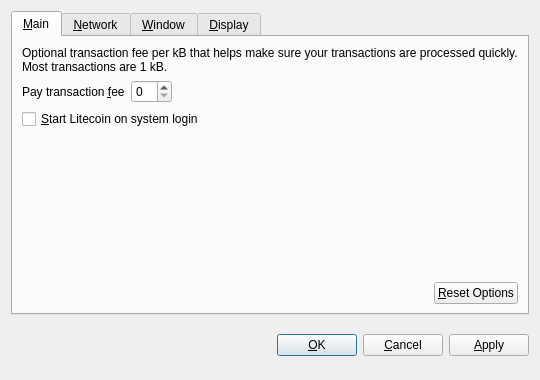
Old version of the form src/qt/forms/optionsdialog.ui in the repository whocoin/whocoin.
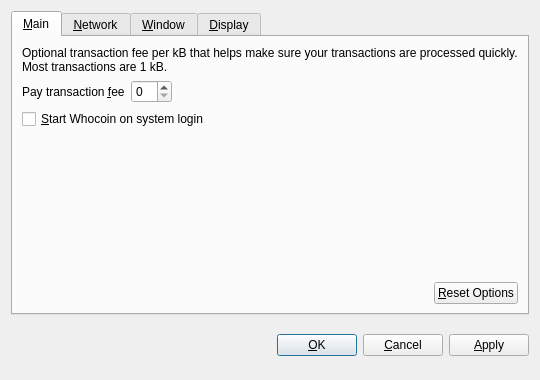
New version of the form. Custom widgets are drawn as their Qt base class.

Patch:
```diff
--- a/src/qt/forms/optionsdialog.ui
+++ b/src/qt/forms/optionsdialog.ui
@@ -82,7 +82,7 @@
           <string>Automatically start Litecoin after logging in to the system.</string>
          </property>
          <property name="text">
-          <string>&amp;Start Litecoin on system login</string>
+          <string>&amp;Start Whocoin on system login</string>
          </property>
         </widget>
        </item>
```
Left out of the diff: 10 changed lines with no effect on the pictures.
